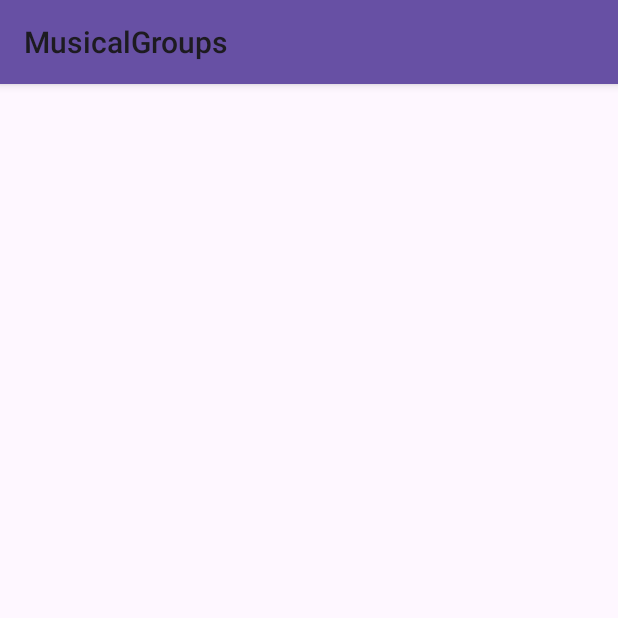
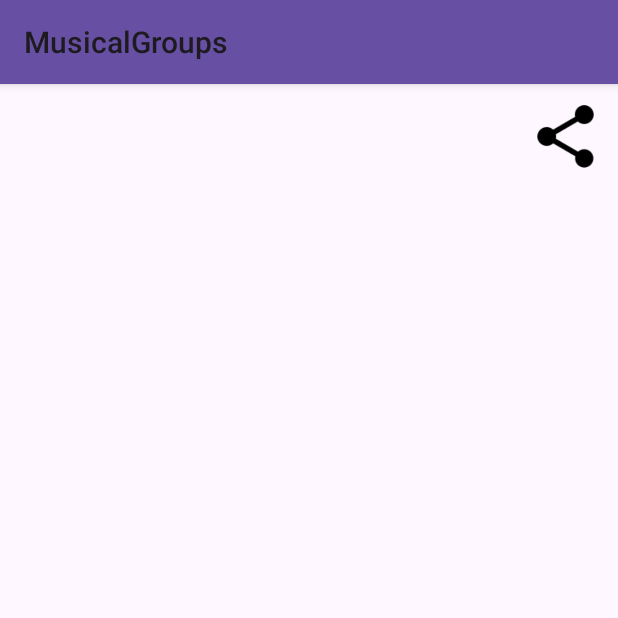
Before and after one commit to CarlosAbdel/MusicalGroups, an Android app: the DetailAlbumActivity screen opened directly, with no data from a screen before it, on a phone screen of 412 x 824 dp, the top half of it. Run offline under Robolectric (Android 15) with nearby library versions, the phone set to English and light mode, and no system bars; 3 statements that could not run were skipped.

Commit message:
Se implemento funcionamiento para agregar album y se agrego boton de compartir

```diff
--- a/app/src/main/java/com/example/musicalgroups/adapter/AlbumsAdapter.kt
+++ b/app/src/main/java/com/example/musicalgroups/adapter/AlbumsAdapter.kt
@@ -16,7 +16,7 @@ class AlbumsAdapter(private val albums: List<Album>) :
     RecyclerView.Adapter<AlbumsAdapter.AlbumViewHolder>() {
 
     override fun onCreateViewHolder(parent: ViewGroup, viewType: Int): AlbumViewHolder {
-        val view = LayoutInflater.from(parent.context).inflate(R.layout.album_item, parent, false)
+        val view = LayoutInflater.from(parent.context).inflate(R.layout.item_album, parent, false)
         return AlbumViewHolder(view)
     }
 
--- a/app/src/main/java/com/example/musicalgroups/adapter/GruposAdapter.kt
+++ b/app/src/main/java/com/example/musicalgroups/adapter/GroupsAdapter.kt
@@ -12,11 +12,11 @@ import com.example.musicalgroups.AlbumActivity
 import com.example.musicalgroups.R
 import com.example.musicalgroups.data.Artista
 
-class GruposAdapter(private val artistas: List<Artista>) :
-    RecyclerView.Adapter<GruposAdapter.GruposViewHolder>() {
+class GroupsAdapter(private val artistas: List<Artista>) :
+    RecyclerView.Adapter<GroupsAdapter.GruposViewHolder>() {
 
     override fun onCreateViewHolder(parent: ViewGroup, viewType: Int): GruposViewHolder {
-        val view = LayoutInflater.from(parent.context).inflate(R.layout.group_item, parent, false)
+        val view = LayoutInflater.from(parent.context).inflate(R.layout.item_group, parent, false)
         return GruposViewHolder(view)
     }
 
--- a/app/src/main/java/com/example/musicalgroups/data/DataGenerator.kt
+++ b/app/src/main/java/com/example/musicalgroups/data/DataGenerator.kt
@@ -55,4 +55,8 @@ object DataGenerator {
     fun getDetailAlbum(disco: Album): List<Album> {
         return discos.filter { it.titulo == disco.titulo }
     }
+
+    fun addAlbum(album: Album) {
+        discos.add(album)
+    }
 }
--- /dev/null
+++ b/app/src/main/res/layout/activity_album_detail.xml
@@ -0,0 +1,81 @@
+<?xml version="1.0" encoding="utf-8"?>
+<FrameLayout xmlns:android="http://schemas.android.com/apk/res/android"
+    xmlns:app="http://schemas.android.com/apk/res-auto"
+    xmlns:tools="http://schemas.android.com/tools"
+    android:layout_width="match_parent"
+    android:layout_height="match_parent"
+    android:orientation="vertical">
+
+    <LinearLayout
+        android:layout_width="match_parent"
+        android:layout_height="match_parent"
+        android:orientation="vertical">
+
+        <ImageView
+            android:id="@+id/img_album"
+            android:layout_width="250dp"
+            android:layout_height="250dp"
+            android:layout_gravity="center"
+            android:layout_marginTop="@dimen/common_dimens_20"
+            android:layout_marginEnd="@dimen/common_dimens_10"
+            android:scaleType="fitCenter"
+            tools:src="@drawable/src_ghost_stories" />
+
+        <TextView
+            android:id="@+id/name_album"
+            android:layout_width="match_parent"
+            android:layout_height="wrap_content"
+            android:layout_marginTop="@dimen/common_dimens_20"
+            android:fontFamily="sans-serif-medium"
+            android:paddingStart="@dimen/common_dimens_32"
+            android:textColor="@android:color/black"
+            android:textSize="@dimen/common_dimens_text_18"
+            tools:text="Ghost Stories" />
+
+        <TextView
+            android:id="@+id/txt_name_group_album"
+            android:layout_width="match_parent"
+            android:layout_height="wrap_content"
+            android:layout_marginTop="@dimen/common_dimens_20"
+            android:fontFamily="sans-serif-condensed-light"
+            android:paddingStart="@dimen/common_dimens_32"
+            android:textColor="@android:color/black"
+            android:textSize="@dimen/common_dimens_text_18"
+            tools:text="Coldplay" />
+
+        <TextView
+            android:id="@+id/name_discography"
+            android:layout_width="match_parent"
+            android:layout_height="wrap_content"
+            android:layout_marginTop="@dimen/common_dimens_20"
+            android:fontFamily="sans-serif-condensed-light"
+            android:paddingStart="@dimen/common_dimens_32"
+            android:textColor="@android:color/black"
+            android:textSize="@dimen/common_dimens_text_18"
+            tools:text="Universal Music" />
+
+        <TextView
+            android:id="@+id/date_publication"
+            android:layout_width="match_parent"
+            android:layout_height="wrap_content"
+            android:layout_marginTop="@dimen/common_dimens_20"
+            android:fontFamily="sans-serif-condensed-light"
+            android:paddingStart="@dimen/common_dimens_32"
+            android:textColor="@android:color/black"
+            android:textSize="@dimen/common_dimens_text_18"
+            tools:text="2018" />
+
+    </LinearLayout>
+
+    <ImageButton
+        android:id="@+id/btn_share"
+        android:layout_width="50dp"
+        android:layout_height="50dp"
+        android:layout_gravity="top|end"
+        android:layout_margin="@dimen/common_dimens_10"
+        android:background="@android:color/transparent"
+        android:scaleType="fitCenter"
+        android:src="@drawable/ic_share_white"
+        app:tint="@color/black" />
+
+</FrameLayout>
--- a/app/src/main/res/layout/fragment_content_groups.xml
+++ b/app/src/main/res/layout/activity_content_groups.xml
@@ -16,5 +16,5 @@
         android:nestedScrollingEnabled="true"
         android:orientation="vertical"
         app:layoutManager="androidx.recyclerview.widget.LinearLayoutManager"
-        tools:listitem="@layout/group_item" />
+        tools:listitem="@layout/item_group" />
 </LinearLayout>
--- a/app/src/main/res/layout/fragment_select_album.xml
+++ b/app/src/main/res/layout/activity_select_album.xml
@@ -1,5 +1,6 @@
 <?xml version="1.0" encoding="utf-8"?>
 <LinearLayout xmlns:android="http://schemas.android.com/apk/res/android"
+    android:id="@+id/container_albums_main"
     android:layout_width="match_parent"
     android:layout_height="match_parent"
     android:orientation="vertical">
@@ -10,7 +11,7 @@
         android:layout_weight="1">
 
         <include
-            android:id="@+id/lyt_Subsidiary"
+            android:id="@+id/lyt_albums"
             layout="@layout/content_albums" />
 
     </androidx.core.widget.NestedScrollView>
@@ -20,6 +21,5 @@
         android:layout_width="@dimen/common_dimens_180"
         android:layout_height="wrap_content"
         android:layout_gravity="center"
-        android:text="@string/add_album"/>
-
+        android:text="@string/add_album" />
 </LinearLayout>
--- a/app/src/main/res/layout/content_albums.xml
+++ b/app/src/main/res/layout/content_albums.xml
@@ -16,5 +16,6 @@
         android:nestedScrollingEnabled="true"
         android:orientation="vertical"
         app:layoutManager="androidx.recyclerview.widget.LinearLayoutManager"
-        tools:listitem="@layout/album_item" />
+        tools:listitem="@layout/item_album" />
+
 </LinearLayout>
--- a/app/src/main/res/layout/fragment_album_detail.xml
+++ /dev/null
@@ -1,62 +0,0 @@
-<?xml version="1.0" encoding="utf-8"?>
-<LinearLayout xmlns:android="http://schemas.android.com/apk/res/android"
-    xmlns:tools="http://schemas.android.com/tools"
-    android:layout_width="match_parent"
-    android:layout_height="match_parent"
-    android:orientation="vertical">
-
-    <ImageView
-        android:id="@+id/img_album"
-        android:layout_width="250dp"
-        android:layout_height="250dp"
-        android:layout_gravity="center"
-        android:layout_marginTop="@dimen/common_dimens_20"
-        android:layout_marginEnd="@dimen/common_dimens_10"
-        android:scaleType="fitCenter"
-        tools:src="@drawable/src_ghost_stories" />
-
-    <TextView
-        android:id="@+id/name_album"
-        android:layout_width="match_parent"
-        android:layout_height="wrap_content"
-        android:layout_marginTop="@dimen/common_dimens_20"
-        android:fontFamily="sans-serif-medium"
-        android:paddingStart="@dimen/common_dimens_32"
-        android:textColor="@android:color/black"
-        android:textSize="@dimen/common_dimens_text_18"
-        tools:text="Ghost Stories" />
-
-    <TextView
-        android:id="@+id/txt_name_group_album"
-        android:layout_width="match_parent"
-        android:layout_height="wrap_content"
-        android:layout_marginTop="@dimen/common_dimens_20"
-        android:fontFamily="sans-serif-condensed-light"
-        android:paddingStart="@dimen/common_dimens_32"
-        android:textColor="@android:color/black"
-        android:textSize="@dimen/common_dimens_text_18"
-        tools:text="Coldplay" />
-
-    <TextView
-        android:id="@+id/name_discography"
-        android:layout_width="match_parent"
-        android:layout_height="wrap_content"
-        android:layout_marginTop="@dimen/common_dimens_20"
-        android:fontFamily="sans-serif-condensed-light"
-        android:paddingStart="@dimen/common_dimens_32"
-        android:textColor="@android:color/black"
-        android:textSize="@dimen/common_dimens_text_18"
-        tools:text="Universal Music" />
-
-    <TextView
-        android:id="@+id/date_publication"
-        android:layout_width="match_parent"
-        android:layout_height="wrap_content"
-        android:layout_marginTop="@dimen/common_dimens_20"
-        android:fontFamily="sans-serif-condensed-light"
-        android:paddingStart="@dimen/common_dimens_32"
-        android:textColor="@android:color/black"
-        android:textSize="@dimen/common_dimens_text_18"
-        tools:text="2018" />
-
-</LinearLayout>
--- a/app/src/main/res/values/strings.xml
+++ b/app/src/main/res/values/strings.xml
@@ -3,4 +3,8 @@
     <string name="add_album">Agregar Álbum</string>
     <string name="txt_album_title">Álbum: %s</string>
     <string name="album_title">Nombre del álbum</string>
+    <string name="txt_load_img">Cargar Carátula</string>
+    <string name="txt_year_album">Año de Lanzamiento</string>
+    <string name="txt_discografic">Sello Discográfico</string>
+    <string name="txt_name_album">Título del Álbum</string>
 </resources>
```
Also changed, not shown: app/src/main/AndroidManifest.xml (+5 -4 lines), app/src/main/java/com/example/musicalgroups/AddAlbumActivity.kt (added, +53 -0 lines), app/src/main/java/com/example/musicalgroups/AddAlbumFragment.kt (deleted, +0 -39 lines), app/src/main/java/com/example/musicalgroups/AlbumActivity.kt (+9 -15 lines), app/src/main/java/com/example/musicalgroups/DetailAlbumActivity.kt (+37 -14 lines), app/src/main/java/com/example/musicalgroups/MainActivity.kt (+5 -5 lines), app/src/main/res/layout/activity_add_album.xml (renamed from app/src/main/res/layout/fragment_add_album.xml, +12 -10 lines), app/src/main/res/layout/item_album.xml (renamed from app/src/main/res/layout/album_item.xml), app/src/main/res/layout/item_group.xml (renamed from app/src/main/res/layout/group_item.xml).
